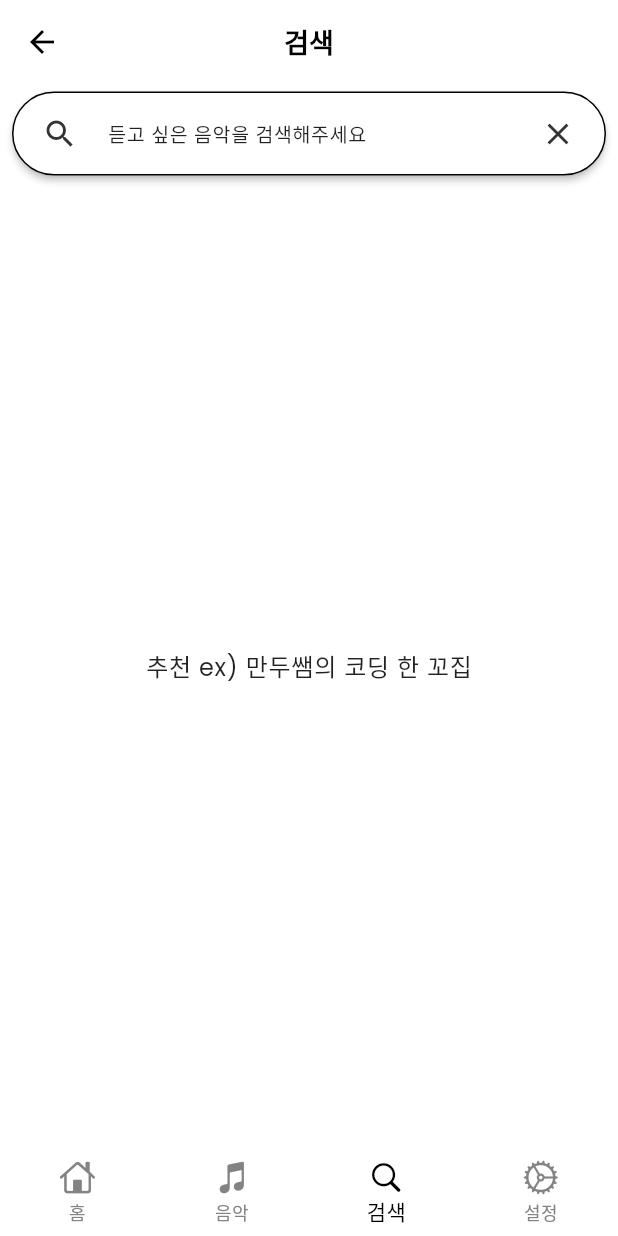
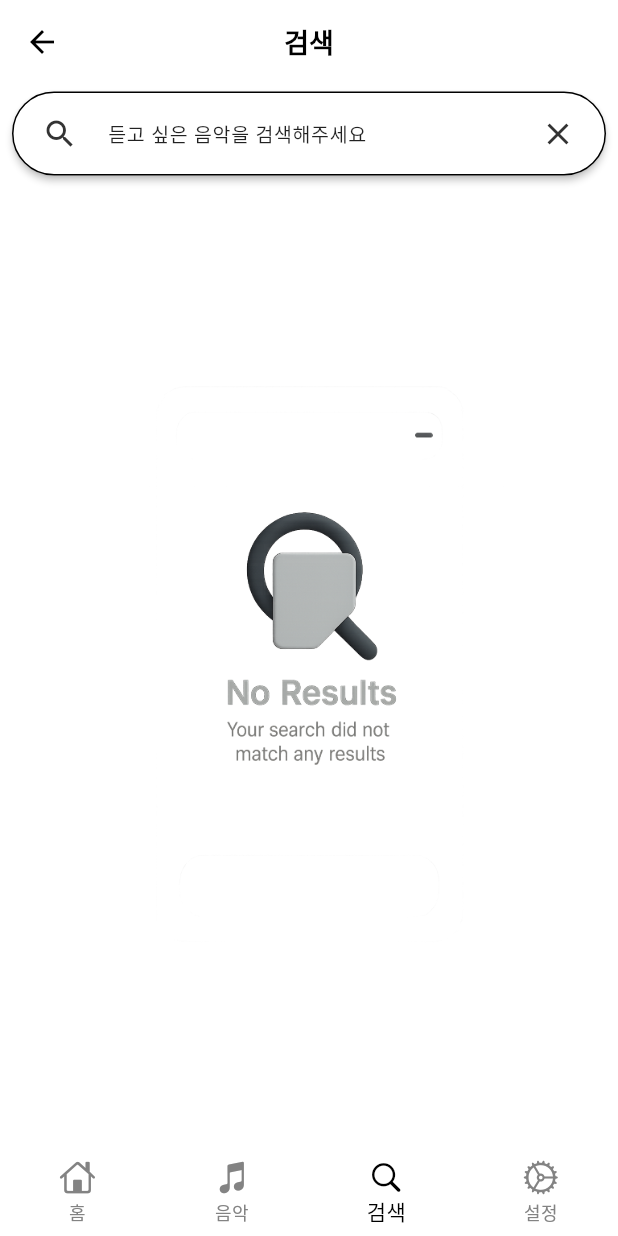
Before and after one commit to APP-iOS7/Vibes, a Flutter app: the MainScreen screen opened directly, item 3 of the bottom bar chosen, on a phone screen of 412 x 824 dp. Run offline on Flutter 3.47's test engine with Material 3 defaults, Android fonts, the phone set to English and light mode, and no system bars; our stand-ins replace audio_video_progress_bar, flutter_native_splash, flutter_slidable, google_fonts, hive, hive_flutter and 4 more; missing offline and left inert: youtube_explode_dart, youtube_scrape_api; accounts and stored records are empty; generated files the repository leaves out were written again.

Commit message:
REFACTOR: 필요없는 import 문 제거 및 Empty View 디자인 수정

```diff
--- a/lib/viewModel/play_list_tile.dart
+++ b/lib/components/play_list_tile.dart
@@ -8,9 +8,10 @@ class PlayListTile extends StatelessWidget {
   @override
   Widget build(BuildContext context) {
     return ListTile(
+      contentPadding: EdgeInsets.symmetric(vertical: 8.0, horizontal: 14),
       title: Text(video.title!,
           style:
-              Theme.of(context).textTheme.titleLarge!.copyWith(fontSize: 16)),
+              Theme.of(context).textTheme.titleLarge!.copyWith(fontSize: 14)),
       subtitle: Row(
         children: [
           Text(video.uploadDate!),
--- a/lib/main.dart
+++ b/lib/main.dart
@@ -14,7 +14,7 @@ import 'package:kls_project/screen/dopeScreen.dart';
 import 'package:kls_project/services/PlayListState.dart';
 import 'package:kls_project/services/YoutubeSearchState.dart';
 import 'package:kls_project/theme/theme.dart';
-import 'package:kls_project/viewModel/theme_initialze.dart';
+import 'package:kls_project/components/theme_initialze.dart';
 import 'package:provider/provider.dart';
 
 void main() async {
--- a/lib/model/VideoModel.dart
+++ b/lib/model/VideoModel.dart
@@ -1,5 +1,4 @@
 import 'package:hive/hive.dart';
-import 'package:youtube_scrape_api/models/thumbnail.dart';
 
 part 'VideoModel.g.dart';
 
--- a/lib/screen/HomeScreen.dart
+++ b/lib/screen/HomeScreen.dart
@@ -1,6 +1,6 @@
-import 'package:flutter/cupertino.dart';
 import 'package:flutter/material.dart';
 
+// ignore: must_be_immutable
 class HomeScreen extends StatefulWidget {
   VoidCallback onChange;
   HomeScreen({required this.onChange, super.key});
--- a/lib/screen/YoutubeSearchScreen.dart
+++ b/lib/screen/YoutubeSearchScreen.dart
@@ -1,7 +1,7 @@
 import 'package:flutter/material.dart';
 import 'package:kls_project/services/YoutubeSearchState.dart';
 import 'package:kls_project/services/utils.dart';
-import 'package:kls_project/viewModel/play_list_tile.dart';
+import 'package:kls_project/components/play_list_tile.dart';
 import 'package:provider/provider.dart';
 import 'package:youtube_scrape_api/models/video.dart';
 import 'package:hive_flutter/hive_flutter.dart';
@@ -97,9 +97,13 @@ class _YoutubeSearchScreenState extends State<YoutubeSearchScreen> {
                           alignment: Alignment.center,
                           width: double.infinity,
                           height: double.infinity,
-                          child: Text(
-                            "추천 ex) 만두쌤의 코딩 한 꼬집",
-                            style: Theme.of(context).textTheme.bodyLarge,
+                          child: Center(
+                            child: AspectRatio(
+                              aspectRatio: 1,
+                              child: Image.asset(
+                                "assets/images/noSearchFound.png",
+                              ),
+                            ),
                           ),
                         ),
                       );
--- a/lib/services/utils.dart
+++ b/lib/services/utils.dart
@@ -1,9 +1,7 @@
 import 'package:flutter/material.dart';
-import 'package:just_audio/just_audio.dart';
 import 'package:kls_project/model/VideoModel.dart';
-import 'package:kls_project/viewModel/audio_play_screen.dart';
-import 'package:kls_project/viewModel/youtube_detail.dart';
-import 'package:youtube_explode_dart/youtube_explode_dart.dart' as explode;
+import 'package:kls_project/components/audio_play_screen.dart';
+import 'package:kls_project/components/youtube_detail.dart';
 import 'package:youtube_scrape_api/models/thumbnail.dart';
 import 'package:youtube_scrape_api/models/video.dart' as scrape;
 
```
Also changed, not shown: lib/components/youtube_detail.dart (renamed from lib/viewModel/youtube_detail.dart, +2 -34 lines), lib/screen/PlayListScreen.dart (+6 -4 lines), lib/components/audio_play_screen.dart (renamed from lib/viewModel/audio_play_screen.dart), lib/components/play_list_tile2.dart (renamed from lib/viewModel/play_list_tile2.dart), lib/components/theme_initialze.dart (renamed from lib/viewModel/theme_initialze.dart).
